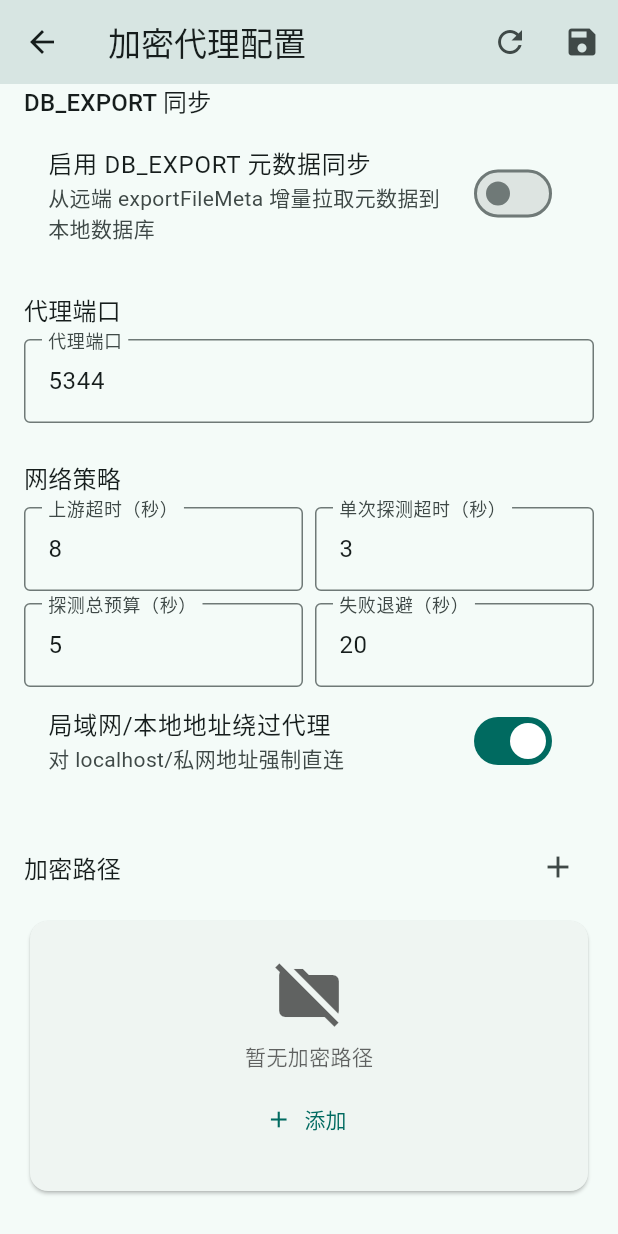
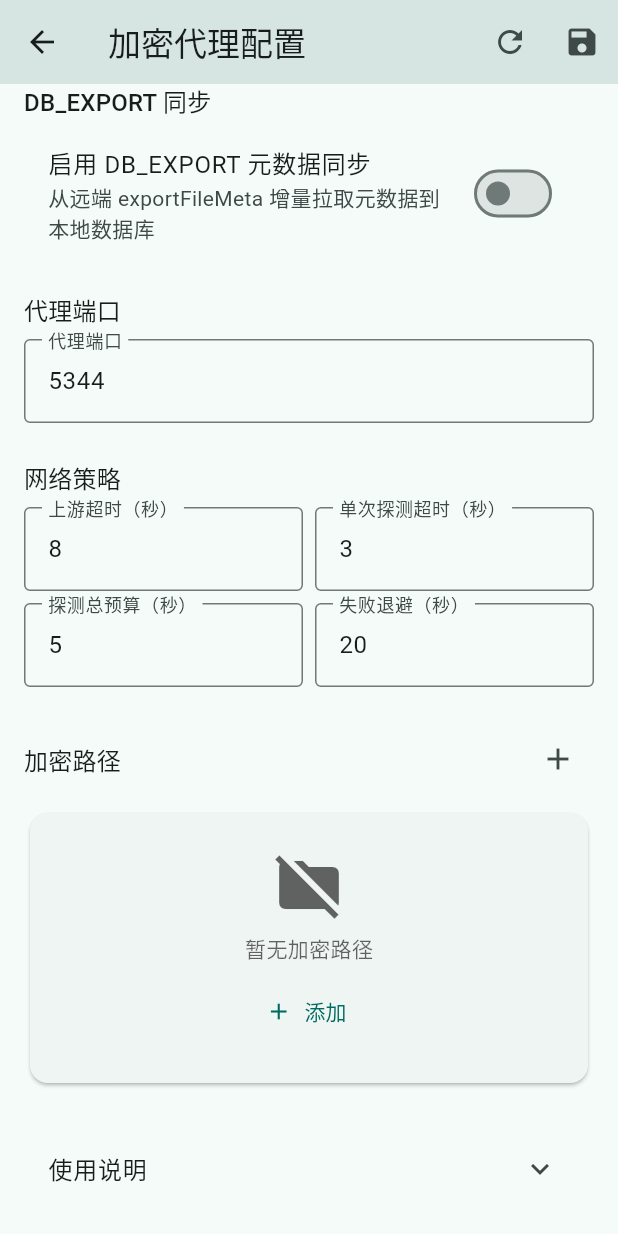
Before and after one commit to qingwo1991-debug/OpenList-Encrypt, a Flutter app: the EncryptConfigPage screen opened directly, scrolled down 370 dp, on a phone screen of 412 x 824 dp. Run offline on Flutter 3.47's test engine with Material 3 defaults, Android fonts, the phone set to English and light mode, and no system bars; our stand-ins replace dio, file_picker, flutter_highlight, flutter_local_notifications, flutter_svg, get and 5 more; missing offline and left inert: dart:ffi, fade_indexed_stack, flutter_inappwebview, open_file_manager; accounts and stored records are empty.

Commit message:
remove obsolete local bypass toggle from encrypt config UI

```diff
--- a/lib/pages/encrypt/encrypt_config_page.dart
+++ b/lib/pages/encrypt/encrypt_config_page.dart
@@ -27,7 +27,6 @@ class _EncryptConfigPageState extends State<EncryptConfigPage> {
   final _probeTimeoutController = TextEditingController(text: '3');
   final _probeBudgetController = TextEditingController(text: '5');
   final _upstreamBackoffController = TextEditingController(text: '20');
-  bool _enableLocalBypass = true;
 
   // H2C 开关（HTTP/2 Cleartext）
   bool _enableH2C = false;
@@ -97,7 +96,6 @@ class _EncryptConfigPageState extends State<EncryptConfigPage> {
               (config['probeBudgetSeconds'] ?? 5).toString();
           _upstreamBackoffController.text =
               (config['upstreamBackoffSeconds'] ?? 20).toString();
-          _enableLocalBypass = config['enableLocalBypass'] ?? true;
           _enableH2C = config['enableH2C'] ?? false;
           _enableDbExportSync = config['enableDbExportSync'] ?? false;
           _dbExportBaseUrlController.text = config['dbExportBaseUrl'] ?? '';
@@ -191,7 +189,7 @@ class _EncryptConfigPageState extends State<EncryptConfigPage> {
         int.tryParse(_probeTimeoutController.text) ?? 3,
         int.tryParse(_probeBudgetController.text) ?? 5,
         int.tryParse(_upstreamBackoffController.text) ?? 20,
-        _enableLocalBypass,
+        true, // keep bridge signature compatible; backend is direct-connect now
       );
 
       if (mounted) {
@@ -754,13 +752,6 @@ class _EncryptConfigPageState extends State<EncryptConfigPage> {
                         ),
                       ],
                     ),
-                    SwitchListTile(
-                      title: const Text('局域网/本地地址绕过代理'),
-                      subtitle: const Text('对 localhost/私网地址强制直连'),
-                      value: _enableLocalBypass,
-                      onChanged: (value) => setState(() => _enableLocalBypass = value),
-                    ),
-
                     const SizedBox(height: 24),
 
                     // 加密路径配置
```
